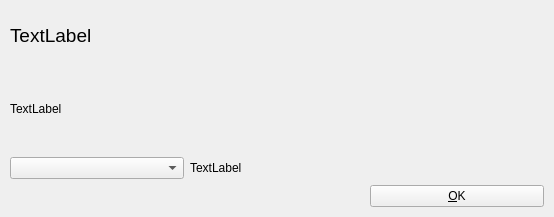
Qt form plugins/otr/verifydialog.ui (KDE/kopete) before a commit.
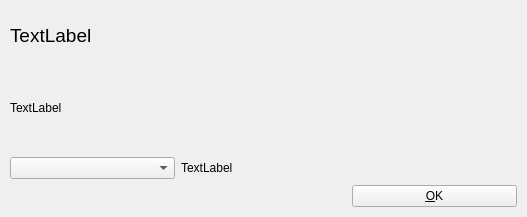
The same form after that commit. Custom widgets are drawn as their Qt base class.

Commit message: preferencesDialog takes care of encryption state removed unused debug output polished GUI

What changed in the file:
```diff
--- a/plugins/otr/verifydialog.ui
+++ b/plugins/otr/verifydialog.ui
@@ -5,7 +5,7 @@
    <rect>
     <x>0</x>
     <y>0</y>
-    <width>554</width>
+    <width>527</width>
     <height>217</height>
    </rect>
   </property>
@@ -27,6 +27,12 @@
    </property>
    <item row="0" column="0" colspan="3" >
     <widget class="QLabel" name="tlContact" >
+     <property name="minimumSize" >
+      <size>
+       <width>500</width>
+       <height>0</height>
+      </size>
+     </property>
      <property name="maximumSize" >
       <size>
        <width>16777215</width>
@@ -54,6 +60,9 @@
      <property name="wordWrap" >
       <bool>true</bool>
      </property>
+     <property name="textInteractionFlags" >
+      <set>Qt::LinksAccessibleByMouse|Qt::NoTextInteraction|Qt::TextSelectableByMouse</set>
+     </property>
     </widget>
    </item>
    <item row="2" column="0" >
```
The commit also changes 5 other files.
